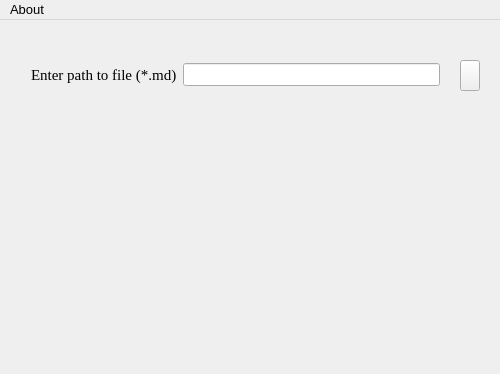
Qt form mainwindow.ui (roman-bezak/Markdown-language-translator-to-HTML) before a commit.
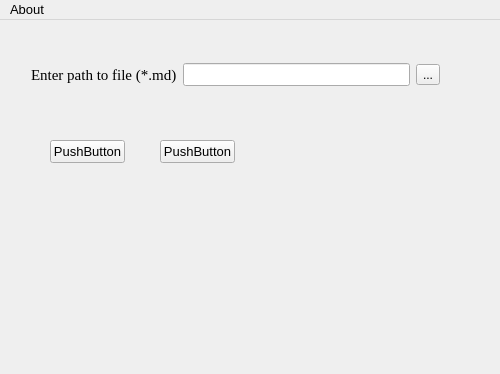
The same form after that commit.

```diff
--- a/mainwindow.ui
+++ b/mainwindow.ui
@@ -22,14 +22,27 @@
    <widget class="QPushButton" name="pushButton">
     <property name="geometry">
      <rect>
-      <x>460</x>
-      <y>40</y>
-      <width>20</width>
-      <height>31</height>
+      <x>50</x>
+      <y>120</y>
+      <width>75</width>
+      <height>23</height>
      </rect>
     </property>
     <property name="text">
-     <string/>
+     <string>PushButton</string>
+    </property>
+   </widget>
+   <widget class="QPushButton" name="pushButton_3">
+    <property name="geometry">
+     <rect>
+      <x>160</x>
+      <y>120</y>
+      <width>75</width>
+      <height>23</height>
+     </rect>
+    </property>
+    <property name="text">
+     <string>PushButton</string>
     </property>
    </widget>
    <widget class="QWidget" name="">
@@ -66,6 +79,18 @@
        </property>
       </widget>
      </item>
+     <item>
+      <widget class="QToolButton" name="toolButton">
+       <property name="font">
+        <font>
+         <pointsize>9</pointsize>
+        </font>
+       </property>
+       <property name="text">
+        <string>...</string>
+       </property>
+      </widget>
+     </item>
     </layout>
    </widget>
   </widget>
```
Left out of the diff: 5 changed lines with no effect on the pictures.
